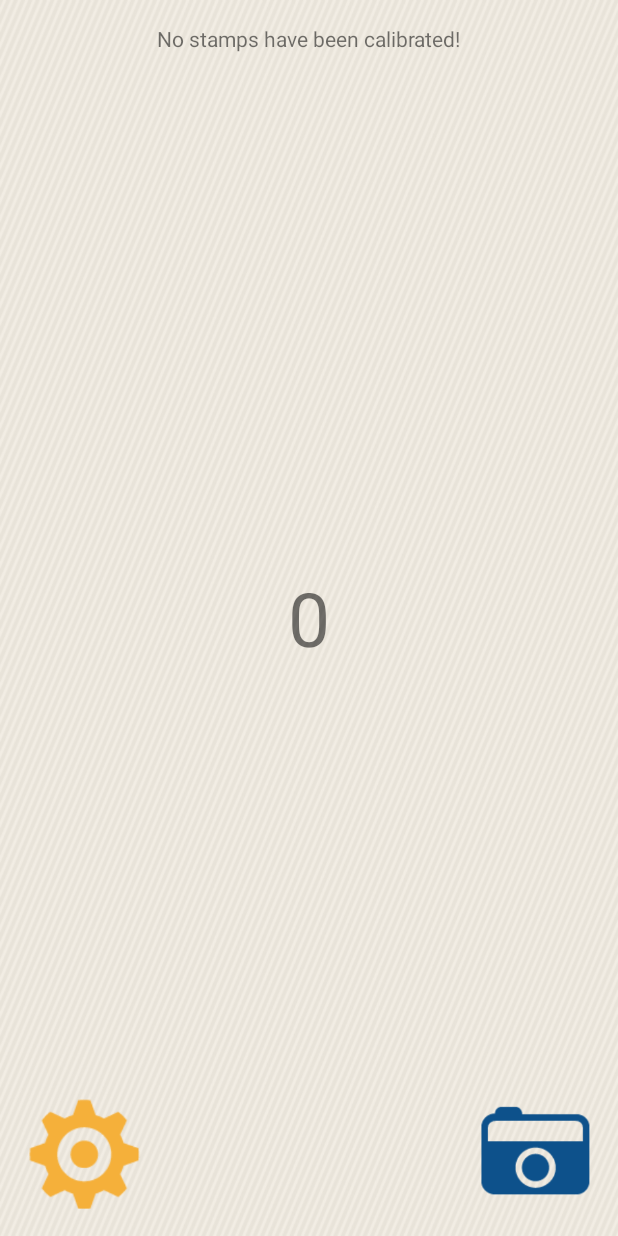
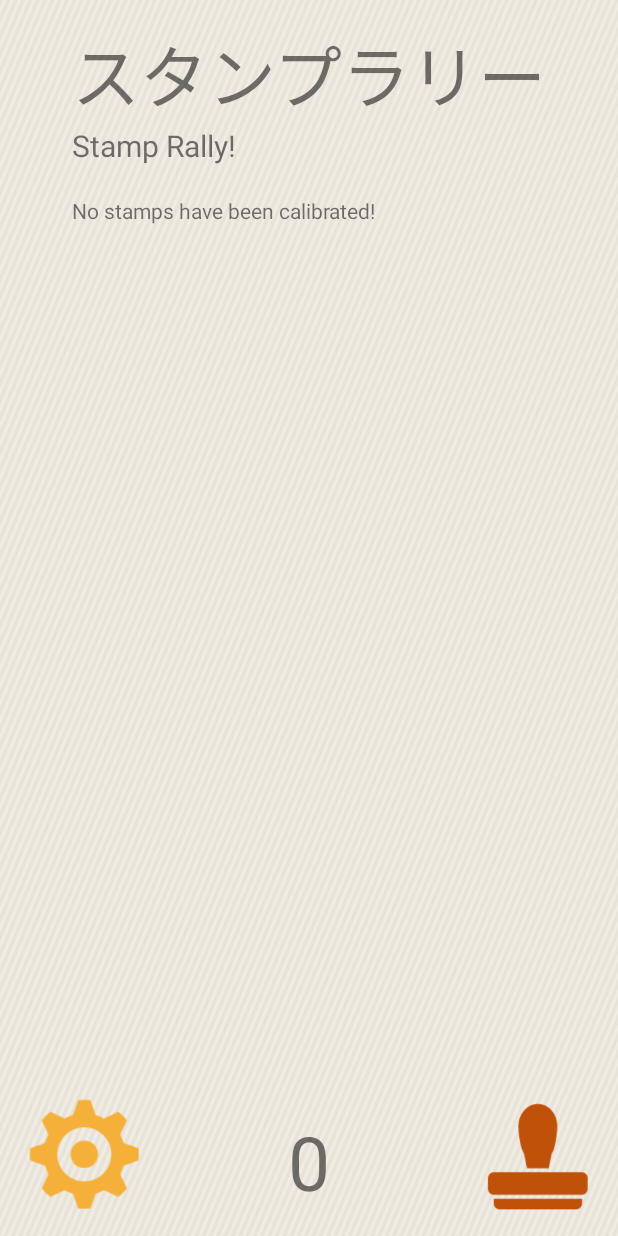
Before and after one commit to MHV1/StampRally, an Android app: the screen it shows after launch (MainActivity), on a phone screen of 412 x 824 dp. Run offline under Robolectric (Android 15) with nearby library versions, the phone set to English and light mode, and no system bars.

Commit message:
Few layout changes.

```diff
--- a/app/src/main/java/com/mhv/stamprally/MainActivity.java
+++ b/app/src/main/java/com/mhv/stamprally/MainActivity.java
@@ -46,7 +46,7 @@ public class MainActivity extends AppCompatActivity {
     private TextView status;
     private TextView inRangeText;
     private ImageButton settingsButton;
-    private ImageButton cameraButton;
+    private ImageButton stampButton;
 
     @Override
     protected void onCreate(Bundle savedInstanceState) {
@@ -78,12 +78,12 @@ public class MainActivity extends AppCompatActivity {
             }
         });
 
-        cameraButton = (ImageButton) findViewById(R.id.cameraButton);
-        cameraButton.setOnClickListener(new View.OnClickListener() {
+        stampButton = (ImageButton) findViewById(R.id.stampButton);
+        stampButton.setOnClickListener(new View.OnClickListener() {
 
             @Override
             public void onClick(View v) {
-                //TODO: Camera is supposed to be used to collect the stamps. Act accordingly.
+                //TODO: Supposed to be used to collect the stamps. Act accordingly.
             }
         });
     }
@@ -182,8 +182,6 @@ public class MainActivity extends AppCompatActivity {
         }
     }
 
-
-
     //Euclidean distances are calculated in order to find the closest stamp to the runtime one (shortest distance)
     private double calculateEuclideanDistance(Stamp calibratedStamp, Stamp runtimeStamp) {
 
--- a/app/src/main/res/layout/activity_main.xml
+++ b/app/src/main/res/layout/activity_main.xml
@@ -15,16 +15,18 @@
         android:layout_height="wrap_content"
         android:text="Status"
         android:id="@+id/statusText"
-        android:layout_centerHorizontal="true" />
+        android:layout_marginTop="20dp"
+        android:layout_below="@+id/subTitle"
+        android:layout_alignStart="@+id/subTitle" />
 
     <TextView
         android:layout_width="wrap_content"
         android:layout_height="wrap_content"
         android:text="0"
         android:id="@+id/inRangeText"
-        android:layout_centerVertical="true"
-        android:layout_centerHorizontal="true"
-        android:textSize="50sp"/>
+        android:textSize="50sp"
+        android:layout_alignParentBottom="true"
+        android:layout_centerHorizontal="true" />
 
     <ImageButton
         android:layout_width="80dp"
@@ -39,11 +41,42 @@
     <ImageButton
         android:layout_width="80dp"
         android:layout_height="80dp"
-        android:id="@+id/cameraButton"
-        android:src="@drawable/camera_icon"
+        android:id="@+id/stampButton"
+        android:src="@drawable/stamp_icon"
         android:background="@android:color/transparent"
         android:scaleType="fitCenter"
         android:layout_alignParentBottom="true"
         android:layout_alignParentEnd="true" />
 
+    <TextView
+        android:layout_width="wrap_content"
+        android:layout_height="wrap_content"
+        android:text="スタンプラリー"
+        android:id="@+id/title"
+        android:layout_centerHorizontal="true"
+        android:textSize="45sp"/>
+
+    <TextView
+        android:layout_width="wrap_content"
+        android:layout_height="wrap_content"
+        android:text="Stamp Rally!"
+        android:id="@+id/subTitle"
+        android:layout_below="@+id/title"
+        android:layout_alignStart="@+id/title"
+        android:textSize="20sp"/>
+
+    <GridView
+        android:layout_width="wrap_content"
+        android:layout_height="wrap_content"
+        android:id="@+id/mainGrid"
+        android:layout_below="@+id/statusText"
+        android:layout_alignParentStart="true"
+        android:layout_centerHorizontal="true"
+        android:layout_marginTop="26dp"
+        android:layout_above="@+id/settingsButton"
+        android:horizontalSpacing="20dp"
+        android:numColumns="2"
+        android:paddingStart="36dp"
+        android:verticalSpacing="30dp"/>
+
 </RelativeLayout>
```
